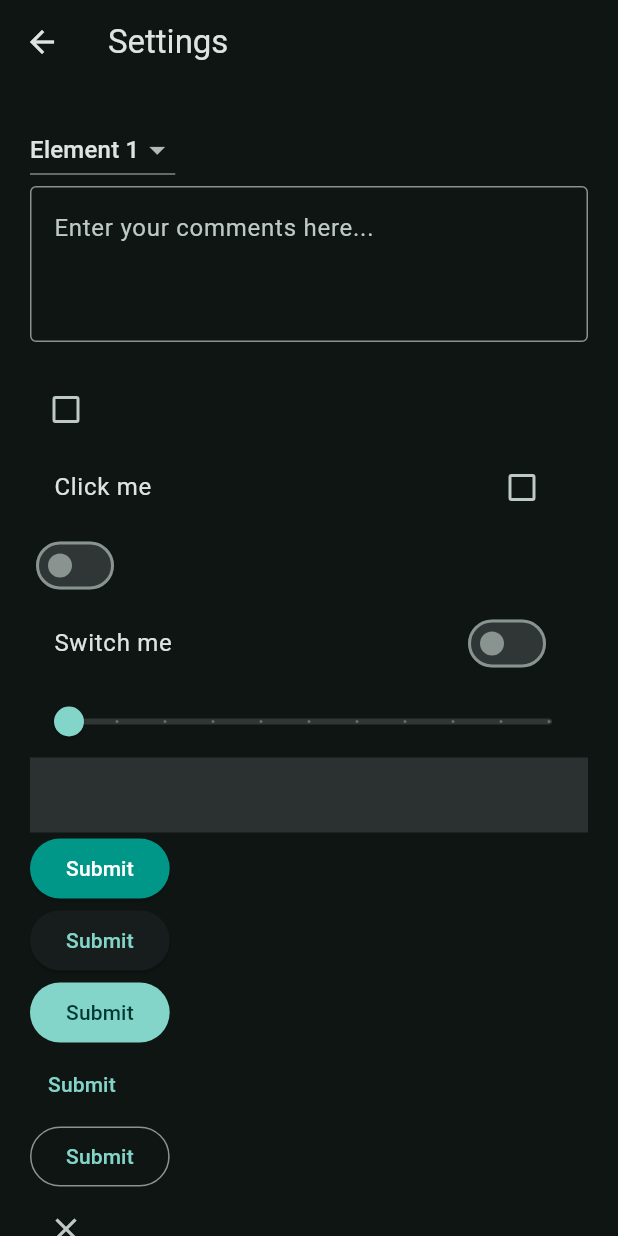
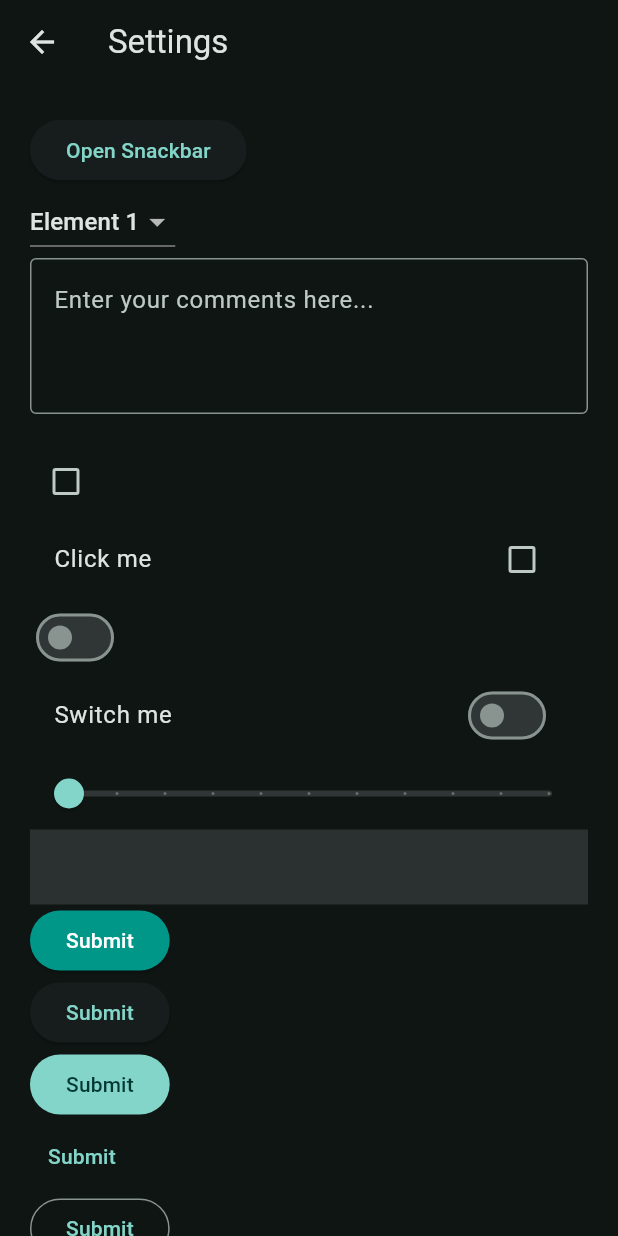
Before and after one commit to attreyabhatt/flutter_demo, a Flutter app: the screen it shows after launch, after a tap on "Login", after a tap on the "settings" icon, on a phone screen of 412 x 824 dp. Run offline on Flutter 3.47's test engine with Material 3 defaults, Android fonts, the phone set to English and light mode, and no system bars.

Commit message:
Snackbar widget

```diff
--- a/lib/views/pages/settings_page.dart
+++ b/lib/views/pages/settings_page.dart
@@ -24,6 +24,18 @@ class _SettingsPageState extends State<SettingsPage> {
           child: Column(
             crossAxisAlignment: CrossAxisAlignment.start,
             children: [
+              ElevatedButton(
+                onPressed: () {
+                  ScaffoldMessenger.of(context).showSnackBar(
+                    SnackBar(
+                      content: Text('Snackbar'),
+                      duration: Duration(seconds: 5),
+                      behavior: SnackBarBehavior.floating,
+                    ),
+                  );
+                },
+                child: Text('Open Snackbar'),
+              ),
               DropdownButton(
                 value: menuItem,
                 items: [
--- a/lib/views/widgets/hero_widget.dart
+++ b/lib/views/widgets/hero_widget.dart
@@ -9,7 +9,11 @@ class HeroWidget extends StatelessWidget {
       tag: 'hero1',
       child: ClipRRect(
         borderRadius: BorderRadiusGeometry.circular(20.0),
-        child: Image.asset('assets/images/bg.jpg'),
+        child: Image.asset(
+          'assets/images/bg.jpg',
+          color: Colors.teal,
+          colorBlendMode: BlendMode.darken,
+        ),
       ),
     );
   }
```
